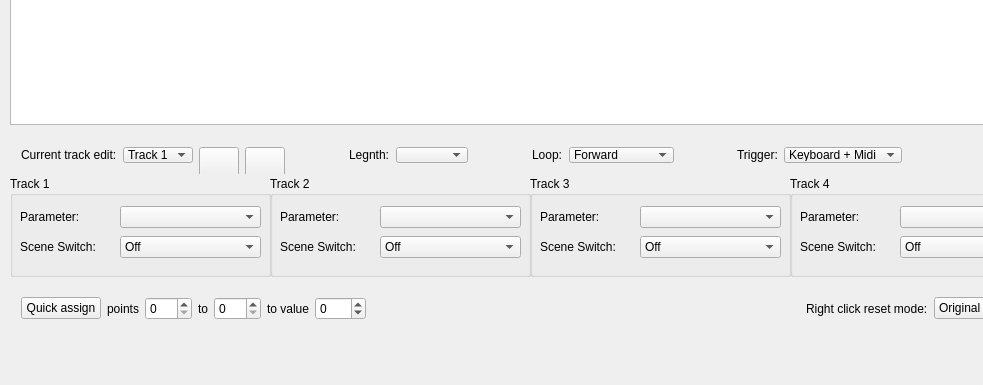
The window that src/View/FreeEGWidget.ui (thefinalcutbg/QAN1xEditor) describes before a commit, drawn with Qt 5; both pictures show x 0 to 983 and y 144 to 529 of the 1181 by 529 pixel window.
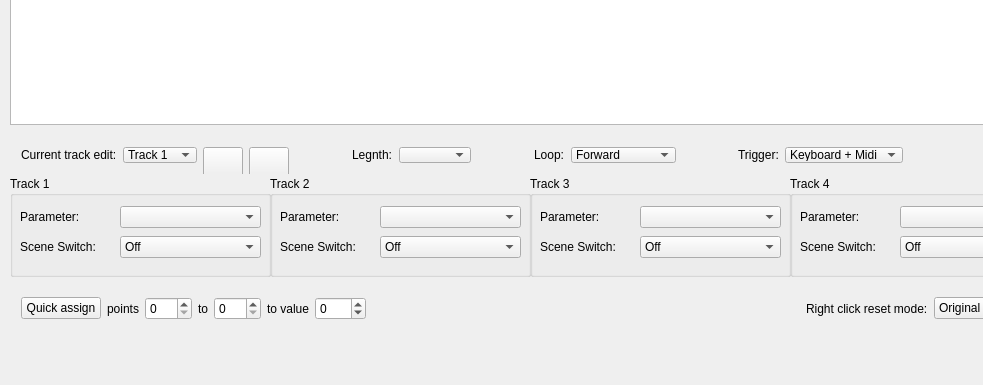
The same window after the commit. Custom widgets are drawn as their Qt base class.

Commit message: comboBox size fix

```diff
--- a/src/View/FreeEGWidget.ui
+++ b/src/View/FreeEGWidget.ui
@@ -447,6 +447,15 @@
     </item>
     <item>
      <widget class="QComboBox" name="currentTrackCombo">
+      <property name="minimumSize">
+       <size>
+        <width>74</width>
+        <height>0</height>
+       </size>
+      </property>
+      <property name="sizeAdjustPolicy">
+       <enum>QComboBox::SizeAdjustPolicy::AdjustToContentsOnFirstShow</enum>
+      </property>
       <item>
        <property name="text">
         <string>Track 1</string>
```
